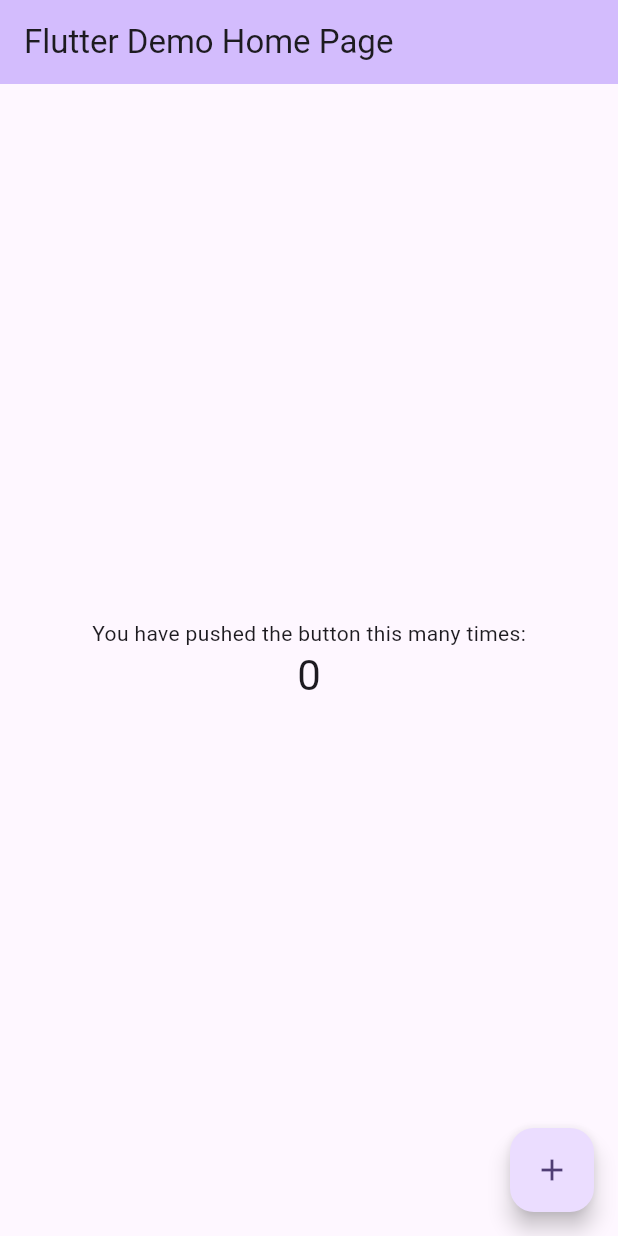
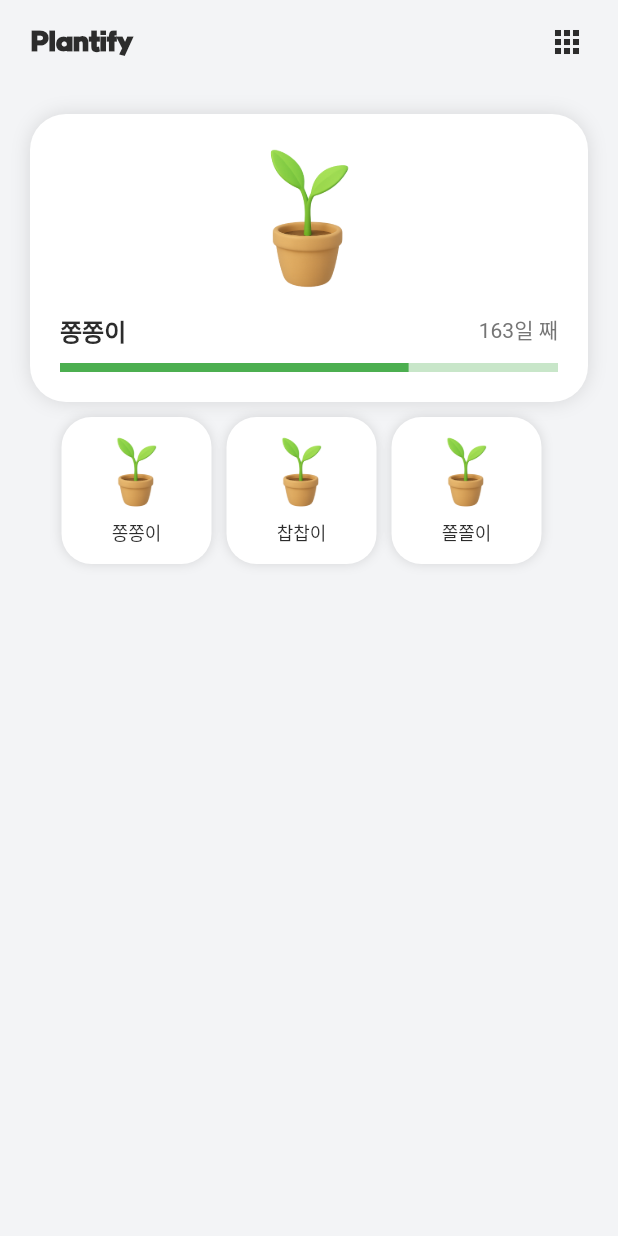
Before and after one commit to spaghetti-people/khuthon-fe, a Flutter app: the screen it shows after launch, on a phone screen of 412 x 824 dp. Run offline on Flutter 3.47's test engine with Material 3 defaults, Android fonts, the phone set to English and light mode, and no system bars; our stand-ins replace flutter_riverpod, hive, hive_flutter; accounts and stored records are empty; Roboto replaces fonts that are missing (Pretendard).

Commit message:
Feat: add new pages

```diff
--- /dev/null
+++ b/lib/app/home.dart
@@ -0,0 +1,152 @@
+import 'package:flutter/material.dart';
+import 'package:hive/hive.dart';
+
+import '../components/plant_card.dart';
+
+class HomeScreen extends StatefulWidget {
+  const HomeScreen({super.key});
+
+  @override
+  State<HomeScreen> createState() => _HomeScreenState();
+}
+
+class _HomeScreenState extends State<HomeScreen> {
+  var mybox = Hive.box('localdata');
+  List<Map<String, dynamic>> mydata = [];
+
+  var myText = TextEditingController();
+
+  @override
+  void initState() {
+    super.initState();
+    setState(() {
+      mydata = [
+        {'key': 0, 'title': '쫑쫑이'},
+        {'key': 1, 'title': '찹찹이'},
+        {'key': 2, 'title': '쫄쫄이'},
+      ];
+    });
+  }
+
+  @override
+  void didUpdateWidget(covariant HomeScreen oldWidget) {
+    super.didUpdateWidget(oldWidget);
+    getItem();
+  }
+
+  void addItem(Map<String, dynamic> data) async {
+    await mybox.add(data);
+    print(mybox.values);
+    getItem();
+  }
+
+  void deleteItem(int index) {
+    mybox.delete(mydata[index]['key']);
+    getItem();
+    ScaffoldMessenger.of(context).showSnackBar(
+      SnackBar(
+        content: Text('삭제되었습니다'),
+        duration: Duration(seconds: 1),
+      ),
+    );
+  }
+
+  void getItem() {
+    setState(() {
+      mydata = mybox.keys.map((e) {
+        var res = mybox.get(e);
+        return {'key': e, 'title': res['title']};
+      }).toList();
+    });
+  }
+
+  @override
+  Widget build(BuildContext context) {
+    return Scaffold(
+      appBar: AppBar(
+        automaticallyImplyLeading: false,
+        actions: [
+          IconButton(
+            icon: Icon(Icons.apps_rounded),
+            onPressed: () {
+              Navigator.pushNamed(context, '/menu');
+            },
+          ),
+          SizedBox(width: 10),
+        ],
+        title: Text(
+          ' Plantify',
+          style: TextStyle(
+              fontSize: 18, fontFamily: 'kangwon', fontWeight: FontWeight.w900),
+        ),
+      ),
+      backgroundColor: Theme.of(context).canvasColor,
+      body: SingleChildScrollView(
+        // Scrollable하게 만들기
+        padding: const EdgeInsets.symmetric(horizontal: 20),
+        child: Column(
+          children: [
+            // 대표 식물 카드
+            if (mydata.isNotEmpty)
+              Container(
+                margin: const EdgeInsets.only(top: 20, bottom: 10),
+                padding: const EdgeInsets.all(20),
+                decoration: BoxDecoration(
+                  color: Colors.white,
+                  borderRadius: BorderRadius.circular(24),
+                  boxShadow: [
+                    BoxShadow(
+                      color: Colors.black12,
+                      blurRadius: 10,
+                    ),
+                  ],
+                ),
+                child: Column(
+                  children: [
+                    Image.asset('assets/images/plant.png', height: 100),
+                    // 대표 이미지
+                    const SizedBox(height: 12),
+                    Row(
+                      mainAxisAlignment: MainAxisAlignment.spaceBetween,
+                      children: [
+                        Text(mydata.first['title'],
+                            style: const TextStyle(
+                                fontSize: 16, fontWeight: FontWeight.bold)),
+                        Text('163일 째',
+                            style: TextStyle(color: Colors.grey[600])),
+                      ],
+                    ),
+                    const SizedBox(height: 10),
+                    LinearProgressIndicator(
+                      value: 0.7,
+                      color: Colors.green,
+                      backgroundColor: Colors.green.shade100,
+                      minHeight: 6,
+                    ),
+                  ],
+                ),
+              ),
+// 하단 썸네일 리스트
+            SingleChildScrollView(
+              scrollDirection: Axis.horizontal,
+              child: Row(
+                children: mydata.map((item) {
+                  return PlantCard(
+                    title: item['title'],
+                    onTap: () {
+                      Navigator.pushNamed(
+                        context,
+                        '/plant',
+                        arguments: {'title': item['title']},
+                      );
+                    },
+                  );
+                }).toList(),
+              ),
+            ),
+          ],
+        ),
+      ),
+    );
+  }
+}
--- /dev/null
+++ b/lib/components/plant_card.dart
@@ -0,0 +1,37 @@
+import 'package:flutter/material.dart';
+
+class PlantCard extends StatelessWidget {
+  final String title;
+  final VoidCallback onTap;
+
+  const PlantCard({super.key, required this.title, required this.onTap});
+
+  @override
+  Widget build(BuildContext context) {
+    return GestureDetector(
+      onTap: onTap,
+      child: Container(
+        width: 100,
+        margin: const EdgeInsets.only(right: 10),
+        padding: const EdgeInsets.all(12),
+        decoration: BoxDecoration(
+          color: Colors.white,
+          borderRadius: BorderRadius.circular(20),
+          boxShadow: [
+            BoxShadow(
+              color: Colors.black12,
+              blurRadius: 6,
+            )
+          ],
+        ),
+        child: Column(
+          children: [
+            Image.asset('assets/images/plant.png', height: 50),
+            const SizedBox(height: 6),
+            Text(title, style: const TextStyle(fontSize: 12)),
+          ],
+        ),
+      ),
+    );
+  }
+}
--- /dev/null
+++ b/lib/data/routes.dart
@@ -0,0 +1,14 @@
+import 'package:flutter/material.dart';
+
+import '../app/home.dart';
+import '../app/menu.dart';
+import '../app/plant_detail.dart';
+
+final Widget homeRoute = HomeScreen();
+
+
+final Map<String, WidgetBuilder> routes = {
+  '/home': (context) => HomeScreen(),
+  '/menu': (context) => MenuScreen(),
+  '/plant': (context) => PlantDetailScreen(), // 추가
+};
--- a/lib/main.dart
+++ b/lib/main.dart
@@ -1,125 +1,55 @@
 import 'package:flutter/material.dart';
+import 'package:flutter_riverpod/flutter_riverpod.dart';
 
-void main() {
-  runApp(const MyApp());
+import 'data/init.dart';
+import 'data/routes.dart';
+
+void main() async {
+  WidgetsFlutterBinding.ensureInitialized();
+  await init();
+  runApp(ProviderScope(child: const MyApp()));
 }
 
-class MyApp extends StatelessWidget {
+class MyApp extends ConsumerStatefulWidget {
   const MyApp({super.key});
 
-  // This widget is the root of your application.
+  @override
+  ConsumerState createState() => _MyAppState();
+}
+
+class _MyAppState extends ConsumerState<MyApp> {
   @override
   Widget build(BuildContext context) {
     return MaterialApp(
-      title: 'Flutter Demo',
+      debugShowCheckedModeBanner: false,
+      home: homeRoute,
+      routes: routes,
       theme: ThemeData(
-        // This is the theme of your application.
-        //
-        // TRY THIS: Try running your application with "flutter run". You'll see
-        // the application has a purple toolbar. Then, without quitting the app,
-        // try changing the seedColor in the colorScheme below to Colors.green
-        // and then invoke "hot reload" (save your changes or press the "hot
-        // reload" button in a Flutter-supported IDE, or press "r" if you used
-        // the command line to start the app).
-        //
-        // Notice that the counter didn't reset back to zero; the application
-        // state is not lost during the reload. To reset the state, use hot
-        // restart instead.
-        //
-        // This works for code too, not just values: Most code changes can be
-        // tested with just a hot reload.
-        colorScheme: ColorScheme.fromSeed(seedColor: Colors.deepPurple),
-        useMaterial3: true,
+          useMaterial3: false,
+          canvasColor: Color(0xFFF3F4F6),
+          primaryColor: Color(0xFF16a34a),
+          textTheme: TextTheme(
+            headlineLarge: TextStyle(color: Color(0xFF60646C)),
+            headlineMedium: TextStyle(color: Color(0xFF60646C)),
+            headlineSmall: TextStyle(color: Color(0xFF60646C)),
+            bodyMedium: TextStyle(color: Color(0xFF2C2C2C)),
+          ),
+          fontFamily: 'Pretendard',
+          pageTransitionsTheme: const PageTransitionsTheme(builders: {
+            TargetPlatform.android: CupertinoPageTransitionsBuilder(),
+            TargetPlatform.iOS: CupertinoPageTransitionsBuilder(),
+            TargetPlatform.windows: CupertinoPageTransitionsBuilder()
+          }),
+          appBarTheme: AppBarTheme(
+              color: Colors.transparent,
+              elevation: 0,
+              foregroundColor: Color(0xFF2C2C2C),
+              actionsIconTheme: IconThemeData(color: Color(0xFF2C2C2C)),
+              iconTheme: IconThemeData(color: Color(0xFF2C2C2C)),
+              titleTextStyle: TextStyle(color: Color(0xFF2C2C2C), fontSize: 16, fontWeight: FontWeight.w700)
+          ),
+          listTileTheme: ListTileThemeData(iconColor: Color(0xFF2C2C2C), textColor: Color(0xFF2C2C2C))
       ),
-      home: const MyHomePage(title: 'Flutter Demo Home Page'),
     );
   }
 }
-
-class MyHomePage extends StatefulWidget {
-  const MyHomePage({super.key, required this.title});
-
-  // This widget is the home page of your application. It is stateful, meaning
-  // that it has a State object (defined below) that contains fields that affect
-  // how it looks.
-
-  // This class is the configuration for the state. It holds the values (in this
-  // case the title) provided by the parent (in this case the App widget) and
-  // used by the build method of the State. Fields in a Widget subclass are
-  // always marked "final".
-
-  final String title;
-
-  @override
-  State<MyHomePage> createState() => _MyHomePageState();
-}
-
-class _MyHomePageState extends State<MyHomePage> {
-  int _counter = 0;
-
-  void _incrementCounter() {
-    setState(() {
-      // This call to setState tells the Flutter framework that something has
-      // changed in this State, which causes it to rerun the build method below
-      // so that the display can reflect the updated values. If we changed
-      // _counter without calling setState(), then the build method would not be
-      // called again, and so nothing would appear to happen.
-      _counter++;
-    });
-  }
-
-  @override
-  Widget build(BuildContext context) {
-    // This method is rerun every time setState is called, for instance as done
-    // by the _incrementCounter method above.
-    //
-    // The Flutter framework has been optimized to make rerunning build methods
-    // fast, so that you can just rebuild anything that needs updating rather
-    // than having to individually change instances of widgets.
-    return Scaffold(
-      appBar: AppBar(
-        // TRY THIS: Try changing the color here to a specific color (to
-        // Colors.amber, perhaps?) and trigger a hot reload to see the AppBar
-        // change color while the other colors stay the same.
-        backgroundColor: Theme.of(context).colorScheme.inversePrimary,
-        // Here we take the value from the MyHomePage object that was created by
-        // the App.build method, and use it to set our appbar title.
-        title: Text(widget.title),
-      ),
-      body: Center(
-        // Center is a layout widget. It takes a single child and positions it
-        // in the middle of the parent.
-        child: Column(
-          // Column is also a layout widget. It takes a list of children and
-          // arranges them vertically. By default, it sizes itself to fit its
-          // children horizontally, and tries to be as tall as its parent.
-          //
-          // Column has various properties to control how it sizes itself and
-          // how it positions its children. Here we use mainAxisAlignment to
-          // center the children vertically; the main axis here is the vertical
-          // axis because Columns are vertical (the cross axis would be
-          // horizontal).
-          //
-          // TRY THIS: Invoke "debug painting" (choose the "Toggle Debug Paint"
-          // action in the IDE, or press "p" in the console), to see the
-          // wireframe for each widget.
-          mainAxisAlignment: MainAxisAlignment.center,
-          children: <Widget>[
-            const Text(
-              'You have pushed the button this many times:',
-            ),
-            Text(
-              '$_counter',
-              style: Theme.of(context).textTheme.headlineMedium,
-            ),
-          ],
-        ),
-      ),
-      floatingActionButton: FloatingActionButton(
-        onPressed: _incrementCounter,
-        tooltip: 'Increment',
-        child: const Icon(Icons.add),
-      ), // This trailing comma makes auto-formatting nicer for build methods.
-    );
-  }
-}
--- a/pubspec.yaml
+++ b/pubspec.yaml
@@ -70,6 +70,10 @@ flutter:
   # the material Icons class.
   uses-material-design: true
   fonts:
+    - family: kangwon
+      fonts:
+        - asset: assets/fonts/kangwon.ttf
+          weight: 900
     - family: Pretendard
       fonts:
         - asset: assets/fonts/Pretendard-Thin.ttf
```
Also changed, not shown: lib/app/menu.dart (added, +46 -0 lines), lib/app/plant_detail.dart (added, +27 -0 lines), lib/data/init.dart (added, +13 -0 lines), assets/fonts/kangwon.ttf (added), assets/images/plant.png (added), pubspec.lock, 4 other files.
